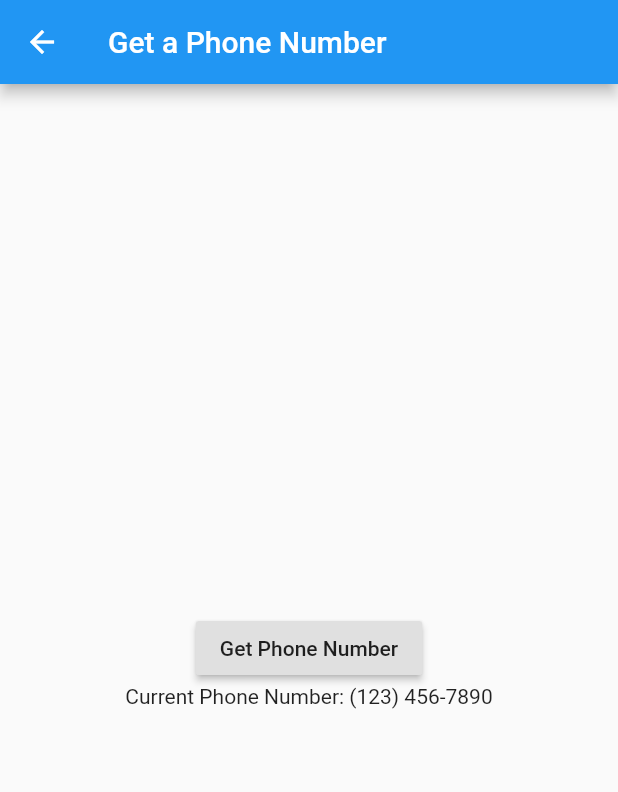
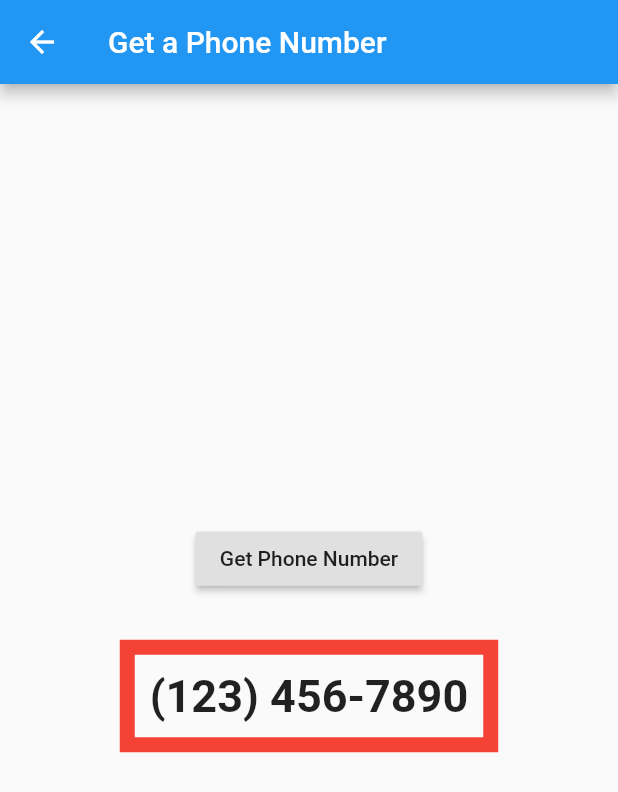
Before and after one commit to WinterTechForum/eatmynumber, a Flutter app: the MyHomePage screen opened directly, after a tap on "Get Phone Number", on a phone screen of 412 x 824 dp. Shown: the top 792 px of the screen. Run offline on Flutter 3.47's test engine with Material 2 defaults, Android fonts, the phone set to English and light mode, and no system bars.

Commit message:
Adding a red box around the phone number text

```diff
--- a/lib/main.dart
+++ b/lib/main.dart
@@ -13,7 +13,7 @@ class MyApp extends StatelessWidget {
       theme: ThemeData(
         primarySwatch: Colors.blue,
       ),
-      initialRoute: '/',
+      initialRoute: '/login',
       routes: {
         // When navigating to the "/" route, build the FirstScreen widget.
         '/': (context) => MyHomePage(title: 'Get a Phone Number'),
--- a/lib/pages/home/home.dart
+++ b/lib/pages/home/home.dart
@@ -25,6 +25,15 @@ class _MyHomePageState extends State<MyHomePage> {
     });
   }
 
+  BoxDecoration myBoxDecoration() {
+    return BoxDecoration(
+      border: Border.all(
+        width: 10,
+        color: Colors.red
+      ),
+    );
+  }
+
   @override
   Widget build(BuildContext context) {
     return Scaffold(
@@ -44,9 +53,16 @@ class _MyHomePageState extends State<MyHomePage> {
               },
               child: Text('Get Phone Number')
             ),
-            Text(
-              'Current Phone Number: $_givenPhoneNumber',
-            ),
+            Container(
+                margin: const EdgeInsets.all(30.0),
+                padding: const EdgeInsets.all(10.0),
+                decoration: myBoxDecoration(), //             <--- BoxDecoration here
+                child: Text(
+                  '$_givenPhoneNumber',
+                  style: TextStyle(fontSize: 30.0, fontWeight: FontWeight.bold),
+                ),
+            )
+            ,
           ],
         ),
       ),
```
